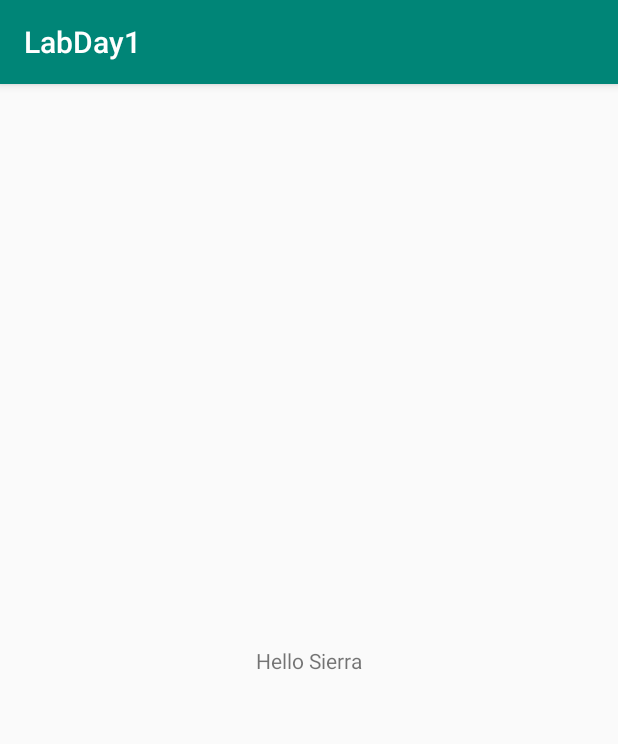
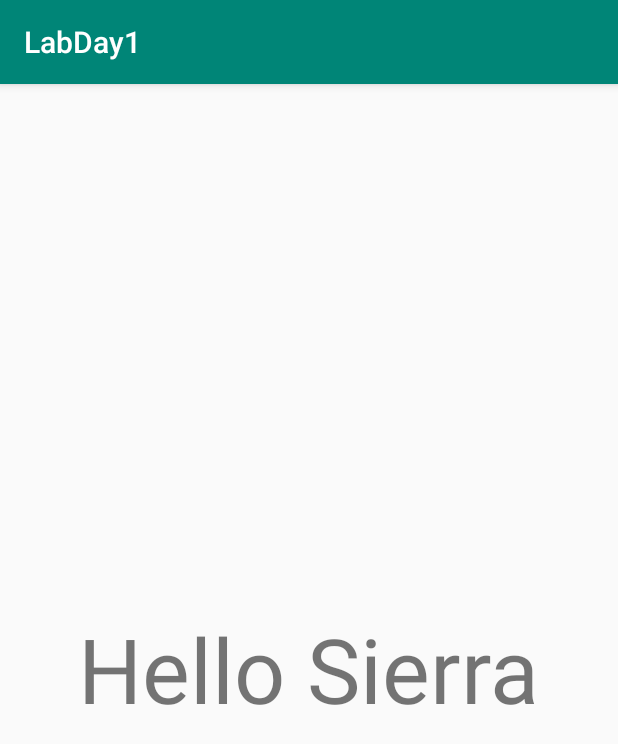
Before and after one commit to nieland22/lab1, an Android app: the screen it shows after launch (MainActivity), on a phone screen of 412 x 824 dp. Shown: the top 744 px of the screen. Run offline under Robolectric (Android 15) with nearby library versions, the phone set to English and light mode, and no system bars.

Commit message:
adding hello sierra 60dp

```diff
--- a/app/src/main/res/layout/activity_main.xml
+++ b/app/src/main/res/layout/activity_main.xml
@@ -8,8 +8,9 @@
 
     <TextView
         android:layout_width="wrap_content"
-        android:layout_height="wrap_content"
+        android:layout_height="70dp"
         android:text=" Hello Sierra "
+        android:textSize="60dp"
         app:layout_constraintBottom_toBottomOf="parent"
         app:layout_constraintLeft_toLeftOf="parent"
         app:layout_constraintRight_toRightOf="parent"
```
